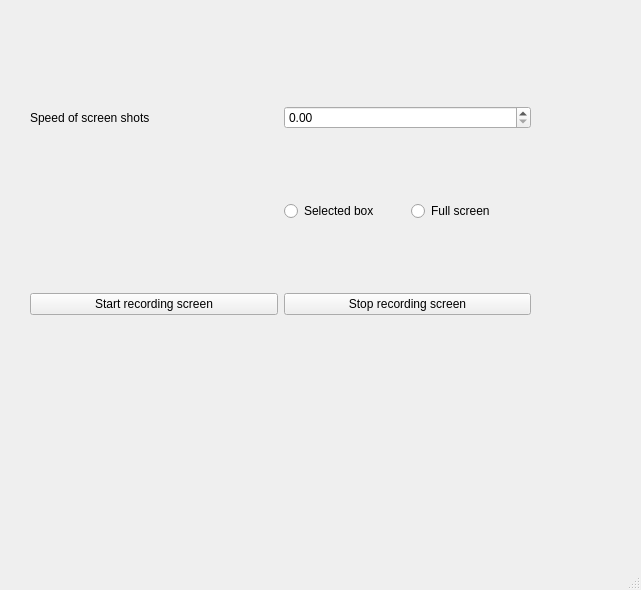
The window that Design/Create.ui (Kanter666/Botter) describes before a commit, drawn with Qt 5.
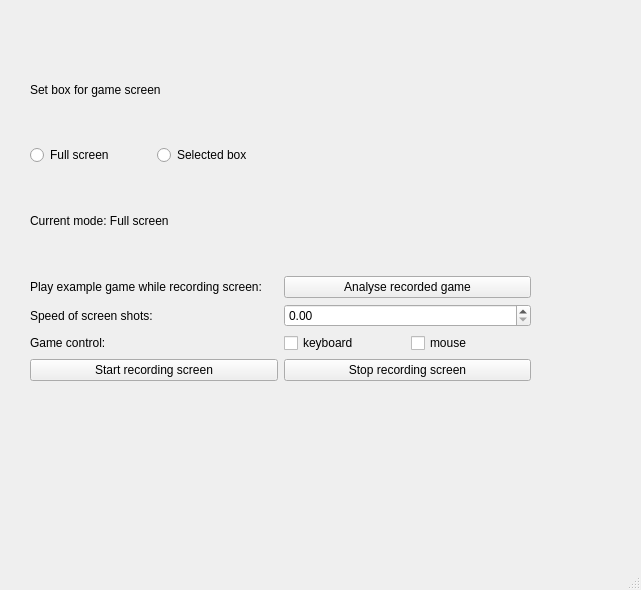
The same window after the commit.

```diff
--- a/Design/Create.ui
+++ b/Design/Create.ui
@@ -24,43 +24,100 @@
      </rect>
     </property>
     <layout class="QGridLayout" name="gridLayout">
-     <item row="0" column="1">
-      <widget class="QDoubleSpinBox" name="frequency_spin_box"/>
-     </item>
-     <item row="0" column="0">
-      <widget class="QLabel" name="label">
-       <property name="text">
-        <string>Speed of screen shots</string>
-       </property>
-      </widget>
-     </item>
-     <item row="5" column="0">
+     <item row="8" column="0">
       <widget class="QPushButton" name="start_rec_bt">
        <property name="text">
         <string>Start recording screen</string>
        </property>
       </widget>
      </item>
-     <item row="5" column="1">
+     <item row="8" column="1">
       <widget class="QPushButton" name="stop_rec_bt">
        <property name="text">
         <string>Stop recording screen</string>
        </property>
       </widget>
      </item>
-     <item row="1" column="1">
-      <layout class="QHBoxLayout" name="horizontalLayout">
+     <item row="1" column="0">
+      <layout class="QVBoxLayout" name="verticalLayout">
        <item>
-        <widget class="QRadioButton" name="boxsc_radb">
+        <widget class="QLabel" name="label_2">
          <property name="text">
-          <string>Selected box</string>
+          <string>Set box for game screen</string>
          </property>
         </widget>
        </item>
        <item>
-        <widget class="QRadioButton" name="fullsc_radb">
+        <layout class="QHBoxLayout" name="horizontalLayout">
+         <item>
+          <widget class="QRadioButton" name="fullsc_radb">
+           <property name="text">
+            <string>Full screen</string>
+           </property>
+          </widget>
+         </item>
+         <item>
+          <widget class="QRadioButton" name="boxsc_radb">
+           <property name="text">
+            <string>Selected box</string>
+           </property>
+          </widget>
+         </item>
+        </layout>
+       </item>
+       <item>
+        <widget class="QLabel" name="screen_mode">
          <property name="text">
-          <string>Full screen</string>
+          <string>Current mode: Full screen</string>
+         </property>
+        </widget>
+       </item>
+      </layout>
+     </item>
+     <item row="2" column="0">
+      <widget class="QLabel" name="label_3">
+       <property name="text">
+        <string>Play example game while recording screen:</string>
+       </property>
+      </widget>
+     </item>
+     <item row="2" column="1">
+      <widget class="QPushButton" name="analyse_rec_bt">
+       <property name="text">
+        <string>Analyse recorded game</string>
+       </property>
+      </widget>
+     </item>
+     <item row="3" column="0">
+      <widget class="QLabel" name="label">
+       <property name="text">
+        <string>Speed of screen shots:</string>
+       </property>
+      </widget>
+     </item>
+     <item row="3" column="1">
+      <widget class="QDoubleSpinBox" name="frequency_spin_box"/>
+     </item>
+     <item row="4" column="0">
+      <widget class="QLabel" name="label_4">
+       <property name="text">
+        <string>Game control:</string>
+       </property>
+      </widget>
+     </item>
+     <item row="4" column="1">
+      <layout class="QHBoxLayout" name="horizontalLayout_2">
+       <item>
+        <widget class="QCheckBox" name="keyboard_chb">
+         <property name="text">
+          <string>keyboard</string>
+         </property>
+        </widget>
+       </item>
+       <item>
+        <widget class="QCheckBox" name="mouse_chb">
+         <property name="text">
+          <string>mouse</string>
          </property>
         </widget>
        </item>
```
